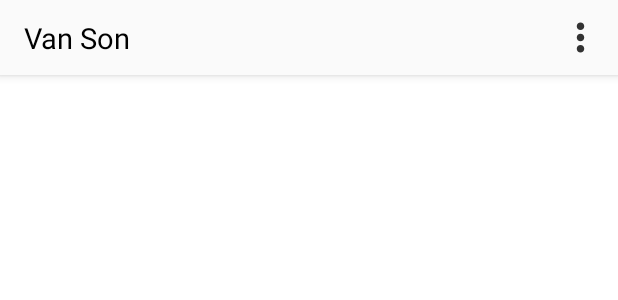
After one commit to VanSon999/CloneInstagramApp, an Android app: the layout activity_home.xml on its own in the app's theme, with its tools: preview values and no code run, on a phone screen of 412 x 824 dp. The commit adds this screen. Shown: the top 300 px of the screen. Run offline under Robolectric (Android 15) with nearby library versions, the phone set to English and light mode, and no system bars.

Commit message:
Rebuild App

```diff
--- /dev/null
+++ b/app/src/main/res/drawable-anydpi/ic_more.xml
@@ -0,0 +1,11 @@
+<vector xmlns:android="http://schemas.android.com/apk/res/android"
+    android:width="24dp"
+    android:height="24dp"
+    android:viewportWidth="24"
+    android:viewportHeight="24"
+    android:tint="#000000"
+    android:alpha="0.8">
+  <path
+      android:fillColor="@android:color/white"
+      android:pathData="M12,8c1.1,0 2,-0.9 2,-2s-0.9,-2 -2,-2 -2,0.9 -2,2 0.9,2 2,2zM12,10c-1.1,0 -2,0.9 -2,2s0.9,2 2,2 2,-0.9 2,-2 -0.9,-2 -2,-2zM12,16c-1.1,0 -2,0.9 -2,2s0.9,2 2,2 2,-0.9 2,-2 -0.9,-2 -2,-2z"/>
+</vector>
--- /dev/null
+++ b/app/src/main/res/layout/activity_home.xml
@@ -0,0 +1,46 @@
+<?xml version="1.0" encoding="utf-8"?>
+<androidx.constraintlayout.widget.ConstraintLayout xmlns:android="http://schemas.android.com/apk/res/android"
+    xmlns:app="http://schemas.android.com/apk/res-auto"
+    xmlns:tools="http://schemas.android.com/tools"
+    android:layout_width="match_parent"
+    android:layout_height="match_parent"
+    android:background="@color/white"
+    tools:context=".HomeActivity">
+
+    <Toolbar
+        android:layout_width="match_parent"
+        android:layout_height="50dp"
+        android:background="@color/whiteish"
+        android:elevation="4dp"
+        app:layout_constraintEnd_toEndOf="parent"
+        app:layout_constraintHorizontal_bias="0.5"
+        app:layout_constraintStart_toStartOf="parent"
+        app:layout_constraintTop_toTopOf="parent">
+
+        <androidx.constraintlayout.widget.ConstraintLayout
+            android:layout_width="match_parent"
+            android:layout_height="wrap_content">
+
+            <TextView
+                android:layout_width="wrap_content"
+                android:layout_height="match_parent"
+                app:layout_constraintTop_toTopOf="parent"
+                app:layout_constraintLeft_toLeftOf="parent"
+                app:layout_constraintBottom_toBottomOf="parent"
+                android:textSize="19sp"
+                android:textColor="@color/black"
+                android:text="Van Son"/>
+
+            <ImageView
+                android:layout_width="50dp"
+                android:layout_height="50dp"
+                android:padding="10dp"
+                android:src="@drawable/ic_more"
+                app:layout_constraintRight_toRightOf="parent"
+                app:layout_constraintBottom_toBottomOf="parent"
+                app:layout_constraintTop_toTopOf="parent"/>
+        </androidx.constraintlayout.widget.ConstraintLayout>
+
+    </Toolbar>
+
+</androidx.constraintlayout.widget.ConstraintLayout>
--- a/app/src/main/res/values-night/themes.xml
+++ b/app/src/main/res/values-night/themes.xml
@@ -2,9 +2,15 @@
     <!-- Base application theme. -->
     <style name="Theme.InstagramClone" parent="Theme.AppCompat.Light.NoActionBar">
         <!-- Primary brand color. -->
-        <item name="colorPrimary">@color/colorPrimary</item>
-        <item name="colorPrimaryDark">@color/colorPrimaryDark</item>
-        <item name="colorAccent">@color/colorAccent</item>
+        <item name="colorPrimary">@color/purple_200</item>
+        <item name="colorPrimaryVariant">@color/purple_700</item>
+        <item name="colorOnPrimary">@color/black</item>
+        <!-- Secondary brand color. -->
+        <item name="colorSecondary">@color/teal_200</item>
+        <item name="colorSecondaryVariant">@color/teal_200</item>
+        <item name="colorOnSecondary">@color/black</item>
+        <!-- Status bar color. -->
+        <item name="android:statusBarColor" tools:targetApi="l">?attr/colorPrimaryVariant</item>
         <!-- Customize your theme here. -->
     </style>
 </resources>
--- a/app/src/main/res/values/colors.xml
+++ b/app/src/main/res/values/colors.xml
@@ -7,9 +7,5 @@
     <color name="teal_700">#FF018786</color>
     <color name="black">#FF000000</color>
     <color name="white">#FFFFFFFF</color>
-    <color name="colorPrimary">#5C32C7</color>
-    <color name="colorPrimaryDark">#5C32C7</color>
-    <color name="colorAccent">#ff68a5</color>
-    <color name="colorBlack">#c2bdbf</color>
-    <color name="colorBlue">#5552FF</color>
+    <color name="whiteish">#FAFAFA</color>
 </resources>
--- a/app/src/main/res/values/strings.xml
+++ b/app/src/main/res/values/strings.xml
@@ -1,8 +1,3 @@
 <resources>
     <string name="app_name">InstagramClone</string>
-    <string name="title_home">Home</string>
-    <string name="title_dashboard">Dashboard</string>
-    <string name="title_notifications">Notifications</string>
-    <!-- TODO: Remove or change this placeholder text -->
-    <string name="hello_blank_fragment">Hello blank fragment</string>
 </resources>
--- a/app/src/main/res/values/themes.xml
+++ b/app/src/main/res/values/themes.xml
@@ -2,9 +2,15 @@
     <!-- Base application theme. -->
     <style name="Theme.InstagramClone" parent="Theme.AppCompat.Light.NoActionBar">
         <!-- Primary brand color. -->
-        <item name="colorPrimary">@color/colorPrimary</item>
-        <item name="colorPrimaryDark">@color/colorPrimaryDark</item>
-        <item name="colorAccent">@color/colorAccent</item>
+        <item name="colorPrimary">@color/purple_500</item>
+        <item name="colorPrimaryVariant">@color/purple_700</item>
+        <item name="colorOnPrimary">@color/white</item>
+        <!-- Secondary brand color. -->
+        <item name="colorSecondary">@color/teal_200</item>
+        <item name="colorSecondaryVariant">@color/teal_700</item>
+        <item name="colorOnSecondary">@color/black</item>
+        <!-- Status bar color. -->
+        <item name="android:statusBarColor" tools:targetApi="l">?attr/colorPrimaryVariant</item>
         <!-- Customize your theme here. -->
     </style>
 </resources>
--- a/build.gradle
+++ b/build.gradle
@@ -8,7 +8,7 @@ buildscript {
     dependencies {
         classpath "com.android.tools.build:gradle:4.1.1"
         classpath "org.jetbrains.kotlin:kotlin-gradle-plugin:$kotlin_version"
-        classpath 'com.google.gms:google-services:4.3.4'
+
         // NOTE: Do not place your application dependencies here; they belong
         // in the individual module build.gradle files
     }
```
Also changed, not shown: app/build.gradle (+7 -23 lines), app/src/main/AndroidManifest.xml (+1 -15 lines), app/src/main/java/vanson/dev/instagramclone/HomeActivity.kt (added, +11 -0 lines), app/src/main/res/drawable/ic_launcher_background.xml (+67 -67 lines), gradle.properties (+6 -2 lines), app/src/main/res/drawable-hdpi/ic_more.png (added), app/src/main/res/drawable-mdpi/ic_more.png (added), app/src/main/res/drawable-xhdpi/ic_more.png (added), app/src/main/res/drawable-xxhdpi/ic_more.png (added), gradle/wrapper/gradle-wrapper.properties, 1 other file.
